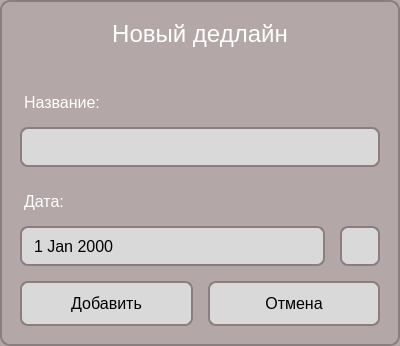
This is grape/src/adddeadlinedialog/adddeadlinedialog.ui in rotat1ck/grape as Qt 5 draws it before an edit. The edited form follows.
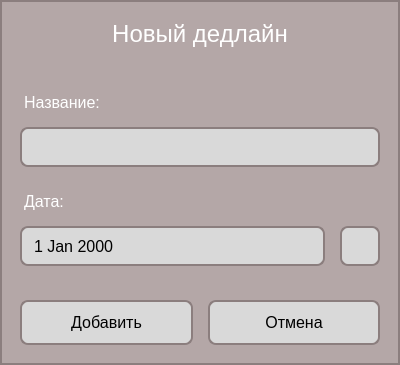
This is the edited form. Icons and pictures are not drawn.

What changed in the file:
```diff
--- a/grape/src/adddeadlinedialog/adddeadlinedialog.ui
+++ b/grape/src/adddeadlinedialog/adddeadlinedialog.ui
@@ -7,7 +7,7 @@
     <x>0</x>
     <y>0</y>
     <width>400</width>
-    <height>300</height>
+    <height>365</height>
    </rect>
   </property>
   <property name="windowTitle">
@@ -17,7 +17,6 @@
    <string notr="true">QDialog {
     background-color: #B4A7A7;
     border: 2px solid #8B7E7E;
-    border-radius: 10px;
 }
 
 QCalendarWidget QWidget {
```
Left out of the diff: 4 changed lines with no effect on the pictures.
